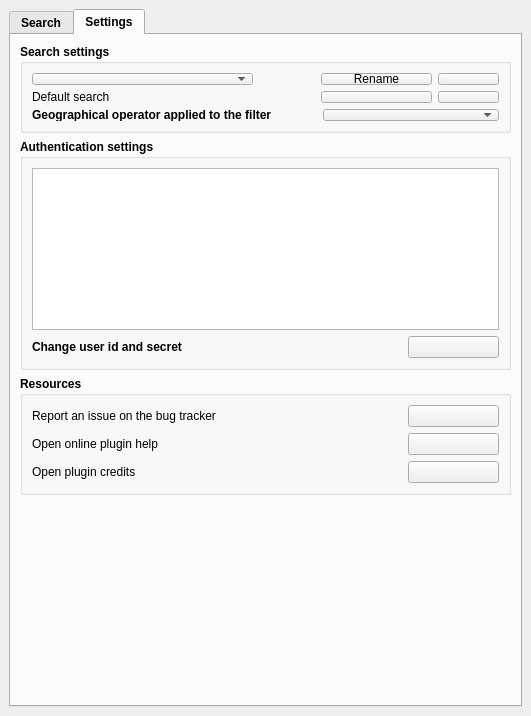
Before: the Qt Designer form ui/isogeo_dockwidget_base.ui in isogeo/isogeo-plugin-qgis, drawn with Qt 5.
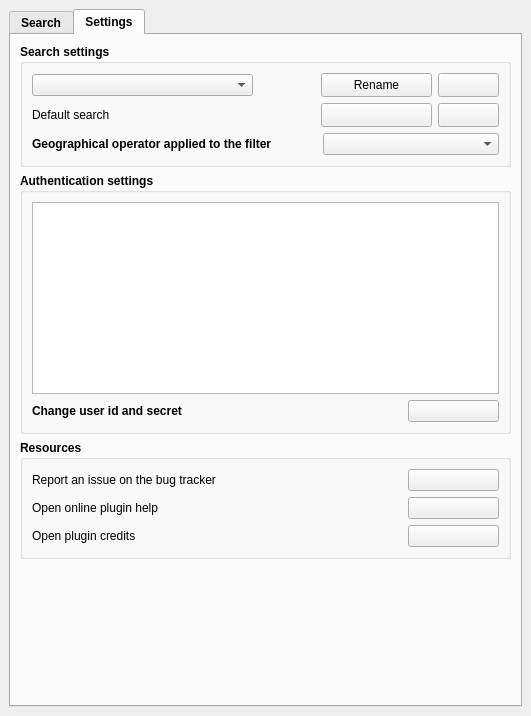
After: the same form once the commit is applied. The open tabs and pages were chosen to show the change. Icons and pictures are not drawn. Custom widgets are drawn as their Qt base class.

Commit message: Fixed ui bug within settings tab

```diff
--- a/ui/isogeo_dockwidget_base.ui
+++ b/ui/isogeo_dockwidget_base.ui
@@ -879,7 +879,7 @@
           <property name="minimumSize">
            <size>
             <width>0</width>
-            <height>71</height>
+            <height>121</height>
            </size>
           </property>
           <property name="title">
@@ -895,7 +895,7 @@
                  <property name="minimumSize">
                   <size>
                    <width>221</width>
-                   <height>0</height>
+                   <height>20</height>
                   </size>
                  </property>
                 </widget>
@@ -918,7 +918,7 @@
                  <property name="minimumSize">
                   <size>
                    <width>111</width>
-                   <height>0</height>
+                   <height>24</height>
                   </size>
                  </property>
                  <property name="font">
@@ -941,7 +941,7 @@
                  <property name="minimumSize">
                   <size>
                    <width>61</width>
-                   <height>0</height>
+                   <height>24</height>
                   </size>
                  </property>
                  <property name="maximumSize">
@@ -1000,7 +1000,7 @@
                  <property name="minimumSize">
                   <size>
                    <width>111</width>
-                   <height>0</height>
+                   <height>24</height>
                   </size>
                  </property>
                  <property name="text">
@@ -1017,7 +1017,7 @@
                  <property name="minimumSize">
                   <size>
                    <width>61</width>
-                   <height>0</height>
+                   <height>24</height>
                   </size>
                  </property>
                  <property name="maximumSize">
@@ -1064,7 +1064,7 @@
                  <property name="minimumSize">
                   <size>
                    <width>176</width>
-                   <height>0</height>
+                   <height>20</height>
                   </size>
                  </property>
                 </widget>
@@ -1291,7 +1291,7 @@
           <property name="sizeHint" stdset="0">
            <size>
             <width>20</width>
-            <height>231</height>
+            <height>105</height>
            </size>
           </property>
          </spacer>
```
Left out of the diff: 6 changed lines with no effect on the pictures. The commit also changes 3 other files.
